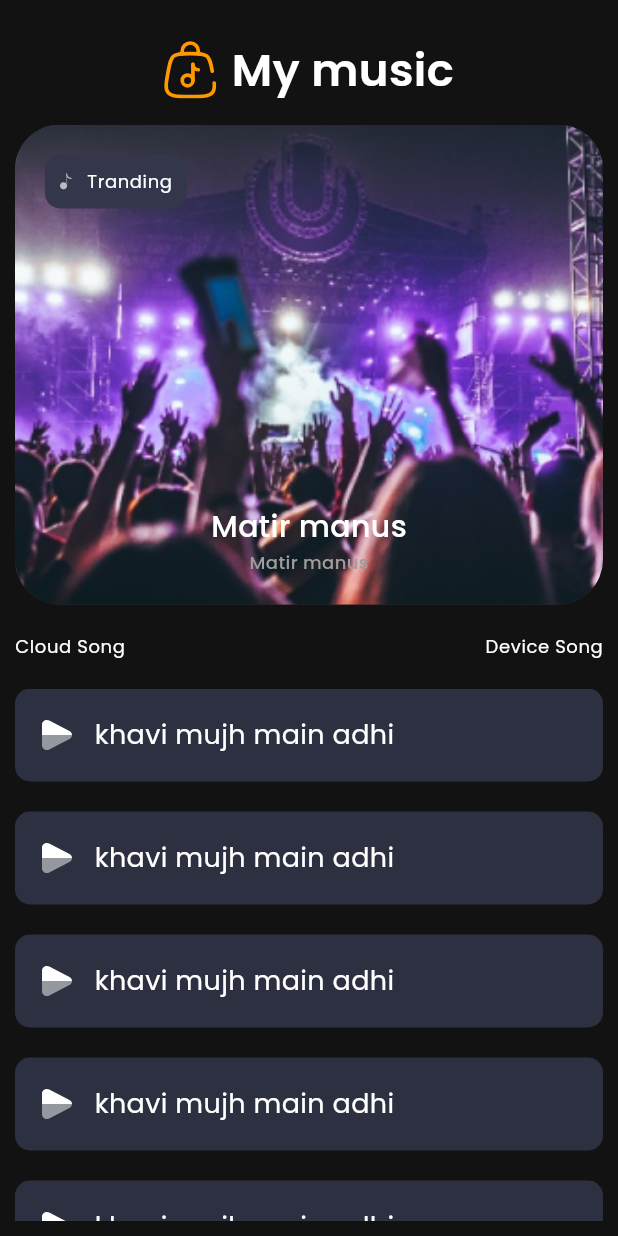
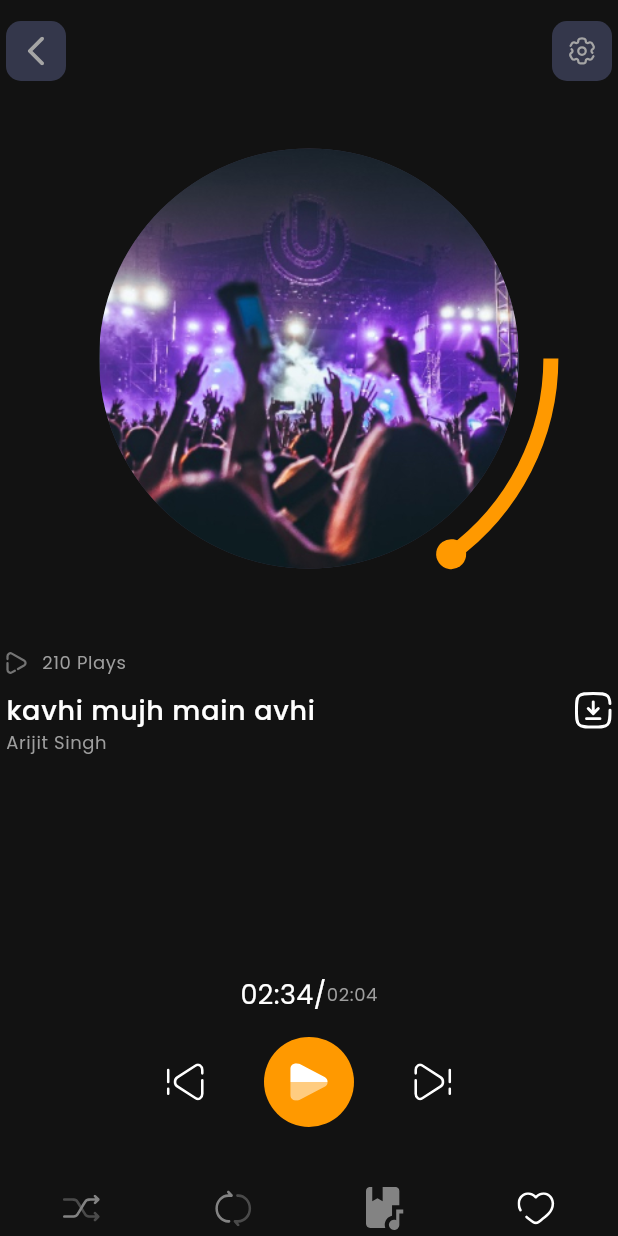
Before and after one commit to sazid78/music_player_app, a Flutter app: the screen it shows after launch, on a phone screen of 412 x 824 dp. Run offline on Flutter 3.47's test engine with Material 3 defaults, Android fonts, the phone set to English and light mode, and no system bars; drawn by our look-alikes of carousel_slider, syncfusion_flutter_gauges; our stand-ins replace flutter_svg.

Commit message:
complete project ui

```diff
--- a/lib/main.dart
+++ b/lib/main.dart
@@ -1,6 +1,7 @@
 import 'package:flutter/material.dart';
 import 'package:music_player_app/presentation/config/theme.dart';
 import 'package:music_player_app/presentation/screens/home_screen.dart';
+import 'package:music_player_app/presentation/screens/play_song_screen.dart';
 import 'package:music_player_app/presentation/screens/splash_screen.dart';
 
 void main() {
@@ -14,7 +15,7 @@ class MyApp extends StatelessWidget {
   Widget build(BuildContext context) {
     return MaterialApp(
       debugShowCheckedModeBanner: false,
-      home: HomeScreen(),
+      home: const PlaySongScreen(),
       theme:darkTheme,
     );
   }
--- a/lib/presentation/config/theme.dart
+++ b/lib/presentation/config/theme.dart
@@ -25,7 +25,7 @@ final darkTheme = ThemeData(
         fontFamily: "Poppins",
         fontSize: 12,
         fontWeight: FontWeight.w400,
-        color: fontColor
+        color: labelColor
     ),
     labelSmall: TextStyle(
         fontFamily: "Poppins",
--- /dev/null
+++ b/lib/presentation/screens/play_song_screen.dart
@@ -0,0 +1,35 @@
+import 'package:flutter/material.dart';
+import 'package:flutter_svg/flutter_svg.dart';
+import 'package:music_player_app/presentation/widgets/play_song_header_button.dart';
+import 'package:music_player_app/presentation/widgets/song_and_volume.dart';
+import 'package:music_player_app/presentation/widgets/song_controller_button.dart';
+import 'package:music_player_app/presentation/widgets/song_details.dart';
+
+class PlaySongScreen extends StatelessWidget {
+  const PlaySongScreen({super.key});
+
+  @override
+  Widget build(BuildContext context) {
+    return Scaffold(
+      body: SafeArea(
+        child: Padding(
+          padding: const EdgeInsets.all(4.0),
+          child: Column(
+            children: [
+              SizedBox(height: 10,),
+              PlaySongHeaderButton(),
+              SizedBox(height: 10,),
+              SongAndVolume(),
+              SizedBox(height: 20,),
+              SongDetails(),
+              SizedBox(height: 30,),
+              SizedBox(height: 10,),
+              Spacer(),
+              SongControllerButtons()
+            ],
+          ),
+        ),
+      ),
+    );
+  }
+}
--- /dev/null
+++ b/lib/presentation/widgets/play_song_header_button.dart
@@ -0,0 +1,40 @@
+import 'package:flutter/material.dart';
+import 'package:flutter_svg/flutter_svg.dart';
+import 'package:music_player_app/presentation/config/colors.dart';
+
+class PlaySongHeaderButton extends StatelessWidget {
+  const PlaySongHeaderButton({super.key});
+
+  @override
+  Widget build(BuildContext context) {
+    return Row(
+      mainAxisAlignment: MainAxisAlignment.spaceBetween,
+      children: [
+        Container(
+          width: 40,
+          height: 40,
+          padding: EdgeInsets.all(10),
+          decoration: BoxDecoration(
+            color: divColor,
+            borderRadius: BorderRadius.circular(10)
+          ),
+          child: Center(
+            child: SvgPicture.asset("assets/icons/back_page.svg"),
+          ),
+        ),
+        Container(
+          width: 40,
+          height: 40,
+          padding: EdgeInsets.all(10),
+          decoration: BoxDecoration(
+              color: divColor,
+              borderRadius: BorderRadius.circular(10)
+          ),
+          child: Center(
+            child: SvgPicture.asset("assets/icons/setting.svg"),
+          ),
+        )
+      ],
+    );
+  }
+}
--- /dev/null
+++ b/lib/presentation/widgets/song_and_volume.dart
@@ -0,0 +1,74 @@
+import 'package:flutter/material.dart';
+import 'package:music_player_app/presentation/config/colors.dart';
+import 'package:syncfusion_flutter_gauges/gauges.dart';
+
+class SongAndVolume extends StatefulWidget {
+  const SongAndVolume({super.key});
+
+  @override
+  State<SongAndVolume> createState() => _SongAndVolumeState();
+}
+
+class _SongAndVolumeState extends State<SongAndVolume> {
+  var value = 30.0;
+  @override
+  Widget build(BuildContext context) {
+    return SfRadialGauge(
+      animationDuration: 1,
+      enableLoadingAnimation: true,
+      axes: [
+        RadialAxis(
+          useRangeColorForAxis: true,
+          startAngle: 0,
+          endAngle: 180,
+          canRotateLabels: false,
+          interval: 10,
+          isInversed: false,
+          maximum: 100,
+          minimum: 0,
+          showAxisLine: true,
+          showLabels: false,
+          showTicks: false,
+          ranges: [
+            GaugeRange(
+                startValue: 0,
+                endValue: value,
+              color: primaryColor,
+            )
+          ],
+          pointers: [
+            MarkerPointer(
+              color: primaryColor,
+              borderWidth: 20,
+              value: value,
+              onValueChanged: (vaLuee){
+                setState(() {
+                  value = vaLuee;
+                });
+              },
+              enableAnimation: true,
+              enableDragging: true,
+              markerType: MarkerType.circle,
+              markerWidth: 20,
+              markerHeight: 20,
+            )
+          ],
+          annotations: [
+            GaugeAnnotation(
+              horizontalAlignment: GaugeAlignment.center,
+                widget: Container(
+                  width: 280,
+                  height: 280,
+                  decoration: BoxDecoration(
+                    borderRadius: BorderRadius.circular(1000),
+                    image: DecorationImage(image: AssetImage("assets/images/cover.jpg")),
+                    color: divColor
+                  ),
+                )
+            )
+          ],
+        )
+      ],
+    );
+  }
+}
--- /dev/null
+++ b/lib/presentation/widgets/song_controller_button.dart
@@ -0,0 +1,54 @@
+import 'package:flutter/cupertino.dart';
+import 'package:flutter/material.dart';
+import 'package:flutter_svg/flutter_svg.dart';
+import 'package:music_player_app/presentation/config/colors.dart';
+
+class SongControllerButtons extends StatelessWidget {
+  const SongControllerButtons({super.key});
+
+  @override
+  Widget build(BuildContext context) {
+    return Column(
+      children: [
+        Row(
+          mainAxisAlignment: MainAxisAlignment.center,
+          children: [
+            Text("02:34"),
+            Text("/"),
+            Text("02:04",style: Theme.of(context).textTheme.bodySmall,),
+          ],
+        ),
+        SizedBox(height: 15,),
+        Row(
+          mainAxisAlignment: MainAxisAlignment.center,
+          children: [
+            SvgPicture.asset("assets/icons/back.svg",width: 25,),
+            SizedBox(width: 40,),
+            Container(
+              width: 60,
+              height: 60,
+              padding: const EdgeInsets.all(10),
+              decoration: BoxDecoration(
+                color: primaryColor,
+                borderRadius: BorderRadius.circular(100)
+              ),
+              child: Center(child: SvgPicture.asset("assets/icons/play.svg",width: 25,)),
+            ),
+            SizedBox(width: 40,),
+            SvgPicture.asset("assets/icons/next.svg",width: 25,),
+          ],
+        ),
+        SizedBox(height: 40,),
+        Row(
+          mainAxisAlignment: MainAxisAlignment.spaceAround,
+          children: [
+            SvgPicture.asset("assets/icons/suffle.svg",width: 25,),
+            SvgPicture.asset("assets/icons/repeat.svg",width: 25,),
+            SvgPicture.asset("assets/icons/songbook.svg",width: 25,),
+            SvgPicture.asset("assets/icons/heart.svg",width: 25,),
+          ],
+        )
+      ],
+    );
+  }
+}
--- /dev/null
+++ b/lib/presentation/widgets/song_details.dart
@@ -0,0 +1,39 @@
+import 'package:flutter/material.dart';
+import 'package:flutter_svg/flutter_svg.dart';
+
+class SongDetails extends StatelessWidget {
+  const SongDetails({super.key});
+
+  @override
+  Widget build(BuildContext context) {
+    return Column(
+      children: [
+        Row(
+          children: [
+            SvgPicture.asset("assets/icons/play_outline.svg"),
+            SizedBox(width: 10,),
+            Text("210 Plays",style: Theme.of(context).textTheme.bodySmall,)
+          ],
+        ),
+        SizedBox(height: 10,),
+        Row(
+          mainAxisAlignment: MainAxisAlignment.spaceBetween,
+          children: [
+            Text("kavhi mujh main avhi",style: Theme.of(context).textTheme.bodyLarge,),
+            Row(
+              children: [
+                SvgPicture.asset("assets/icons/download.svg",width: 25,),
+              ],
+            ),
+          ],
+        ),
+        Row(
+          mainAxisAlignment: MainAxisAlignment.start,
+          children: [
+            Text("Arijit Singh",style: Theme.of(context).textTheme.bodySmall,),
+          ],
+        ),
+      ],
+    );
+  }
+}
--- /dev/null
+++ b/lib/presentation/widgets/song_wave.dart
@@ -0,0 +1,10 @@
+import 'package:flutter/material.dart';
+
+class SongWave extends StatelessWidget {
+  const SongWave({super.key});
+
+  @override
+  Widget build(BuildContext context) {
+    return const Icon(Icons.waves,color: Colors.white,);
+  }
+}
```
